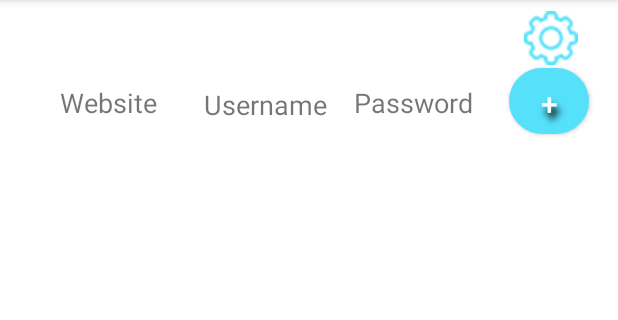
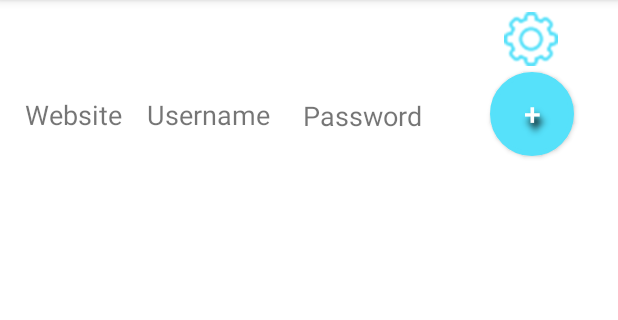
Before and after one commit to alexhr05/PersonalI-Information-app, an Android app: the StorageInfo screen opened directly, with no data from a screen before it, on a phone screen of 412 x 824 dp, the part 84-404 px from its top. Run offline under Robolectric (Android 15) with nearby library versions, the phone set to English and light mode, and no system bars; our stand-ins replace sdp/ssp sizes.

Commit message:
add some libraru sdp android and play with constraints

```diff
--- a/app/build.gradle
+++ b/app/build.gradle
@@ -38,4 +38,10 @@ dependencies {
     androidTestImplementation 'androidx.test.espresso:espresso-core:3.5.1'
     implementation 'androidx.recyclerview:recyclerview:1.1.0'
     implementation 'androidx.biometric:biometric:1.0.1'
+
+    //responsive design
+    implementation 'com.intuit.sdp:sdp-android:1.1.0'
+
+    //responsive design
+    implementation 'com.intuit.ssp:ssp-android:1.1.0'
 }
--- a/app/src/main/java/com/example/personalinformationapp/MainActivity.java
+++ b/app/src/main/java/com/example/personalinformationapp/MainActivity.java
@@ -32,7 +32,7 @@ public class MainActivity extends AppCompatActivity {
     BiometricPrompt.PromptInfo promptInfo;
     ConstraintLayout constraintLayout;
     EditText pinStandard;
-    TextView textViewAttempt;
+    TextView textViewAttempt, txtTitleForPIN;
     Button btnLogin, btnShowFingerPrint;
     String pinString;
     int pin;
@@ -50,6 +50,7 @@ public class MainActivity extends AppCompatActivity {
 
         pinStandard =  (EditText) findViewById(R.id.editTextPin);
         textViewAttempt = findViewById(R.id.textViewAttempt);
+        txtTitleForPIN = findViewById(R.id.txtTitleForPIN);
 
         btnLogin = findViewById(R.id.btnEnter);
         btnShowFingerPrint = findViewById(R.id.btnShowFingerPrint);
@@ -111,7 +112,7 @@ public class MainActivity extends AppCompatActivity {
 
             textViewAttempt.setTextColor(ContextCompat.getColor(this, R.color.white));
             pinStandard.setTextColor(ContextCompat.getColor(this, R.color.white));
-
+            txtTitleForPIN.setTextColor(ContextCompat.getColor(this, R.color.white));
 
 
 
--- a/app/src/main/res/drawable/buttonshape.xml
+++ b/app/src/main/res/drawable/buttonshape.xml
@@ -4,7 +4,7 @@
         android:radius="50dp"
         />
     <gradient
-        android:angle="7"
+        android:angle="45"
         android:centerX="47%"
         android:centerColor="#5262A8"
         android:startColor="#99D9EA"
--- a/app/src/main/res/layout/about_author.xml
+++ b/app/src/main/res/layout/about_author.xml
@@ -1,5 +1,5 @@
 <?xml version="1.0" encoding="utf-8"?>
-<RelativeLayout xmlns:android="http://schemas.android.com/apk/res/android"
+<androidx.constraintlayout.widget.ConstraintLayout xmlns:android="http://schemas.android.com/apk/res/android"
     xmlns:app="http://schemas.android.com/apk/res-auto"
     xmlns:tools="http://schemas.android.com/tools"
     android:layout_width="match_parent"
@@ -70,4 +70,4 @@
         app:layout_constraintEnd_toEndOf="parent"
         app:layout_constraintTop_toTopOf="parent" />
 
-</RelativeLayout>
+</androidx.constraintlayout.widget.ConstraintLayout>
--- a/app/src/main/res/layout/activity_main.xml
+++ b/app/src/main/res/layout/activity_main.xml
@@ -76,6 +76,7 @@
         android:layout_alignParentTop="true"
         android:layout_centerInParent="true"
         android:layout_marginTop="28dp"
+        android:layout_marginEnd="8dp"
         app:layout_constraintEnd_toEndOf="@id/guidelineErrorFieldEND3"
         app:layout_constraintTop_toBottomOf="@+id/editTextPin" />
 
@@ -97,8 +98,7 @@
         android:layout_width="wrap_content"
         android:layout_height="wrap_content"
         android:orientation="vertical"
-        app:layout_constraintGuide_percent="0.25"
-         />
+        app:layout_constraintGuide_percent="0.26" />
 
     <androidx.constraintlayout.widget.Guideline
         android:id="@+id/guidelinePINFIELD2"
--- a/app/src/main/res/layout/saved_information.xml
+++ b/app/src/main/res/layout/saved_information.xml
@@ -1,5 +1,5 @@
 <?xml version="1.0" encoding="utf-8"?>
-<RelativeLayout xmlns:android="http://schemas.android.com/apk/res/android"
+<androidx.constraintlayout.widget.ConstraintLayout xmlns:android="http://schemas.android.com/apk/res/android"
     xmlns:app="http://schemas.android.com/apk/res-auto"
     xmlns:tools="http://schemas.android.com/tools"
     android:layout_width="match_parent"
@@ -9,15 +9,14 @@
 
     <Button
         android:id="@+id/btnAddNewInformation"
-        android:layout_width="53dp"
-        android:layout_height="44dp"
+        android:layout_width="@dimen/_43sdp"
+        android:layout_height="@dimen/_43ssp"
         android:layout_alignParentStart="true"
         android:layout_alignParentTop="true"
         android:layout_centerInParent="true"
-        android:layout_marginStart="339dp"
-        android:layout_marginTop="45dp"
+        android:layout_marginTop="32dp"
         android:layout_marginEnd="4dp"
-        android:layout_marginBottom="644dp"
+        android:layout_marginBottom="8dp"
         android:background="@drawable/buttonshape"
         android:shadowColor="#000000"
         android:shadowDx="3"
@@ -26,8 +25,12 @@
         android:text="+"
         android:textColor="#FFFFFF"
         android:textSize="20sp"
-        app:layout_constraintBottom_toBottomOf="parent"
-        app:layout_constraintEnd_toEndOf="parent" />
+        app:layout_constraintBottom_toTopOf="@+id/item_view"
+        app:layout_constraintEnd_toEndOf="parent"
+        app:layout_constraintHorizontal_bias="0.621"
+        app:layout_constraintStart_toEndOf="@+id/txtPasswordTitle"
+        app:layout_constraintTop_toTopOf="parent"
+        app:layout_constraintVertical_bias="0.368" />
 
     <Button
         android:id="@+id/btnSettings"
@@ -36,10 +39,8 @@
         android:layout_alignParentStart="true"
         android:layout_alignParentTop="true"
         android:layout_centerInParent="true"
-        android:layout_marginStart="349dp"
-        android:layout_marginTop="7dp"
-        android:layout_marginEnd="12dp"
-        android:layout_marginBottom="694dp"
+        android:layout_marginEnd="16dp"
+        android:layout_marginBottom="4dp"
         android:background="@drawable/settings"
         android:shadowColor="#000000"
         android:shadowDx="3"
@@ -47,22 +48,29 @@
         android:shadowRadius="6"
         android:textColor="#FFFFFF"
         android:textSize="15sp"
-        app:layout_constraintBottom_toBottomOf="parent"
-        app:layout_constraintEnd_toEndOf="parent" />
+        app:layout_constraintBottom_toTopOf="@+id/btnAddNewInformation"
+        app:layout_constraintEnd_toEndOf="parent"
+        app:layout_constraintHorizontal_bias="0.675"
+        app:layout_constraintStart_toEndOf="@+id/txtPasswordTitle"
+        app:layout_constraintTop_toTopOf="parent"
+        app:layout_constraintVertical_bias="1.0" />
 
     <TextView
         android:id="@+id/txtWebsiteTitle"
         android:layout_width="wrap_content"
         android:layout_height="wrap_content"
-        android:layout_marginStart="40dp"
-        android:layout_marginTop="56dp"
         android:layout_alignParentStart="true"
         android:layout_alignParentTop="true"
         android:layout_centerInParent="true"
+        android:layout_marginTop="52dp"
         android:text="Website"
         android:textSize="18dp"
+        app:layout_constraintBottom_toTopOf="@+id/item_view"
+        app:layout_constraintEnd_toEndOf="parent"
+        app:layout_constraintHorizontal_bias="0.048"
         app:layout_constraintStart_toStartOf="parent"
-        app:layout_constraintTop_toTopOf="parent" />
+        app:layout_constraintTop_toTopOf="parent"
+        app:layout_constraintVertical_bias="0.19" />
 
     <TextView
         android:id="@+id/txtUserNameTitle"
@@ -71,34 +79,42 @@
         android:layout_alignParentStart="true"
         android:layout_alignParentTop="true"
         android:layout_centerInParent="true"
-        android:layout_marginStart="136dp"
-        android:layout_marginTop="57dp"
+        android:layout_marginStart="8dp"
+        android:layout_marginTop="64dp"
         android:text="Username"
         android:textSize="18dp"
-        app:layout_constraintStart_toStartOf="parent"
+        app:layout_constraintEnd_toEndOf="parent"
+        app:layout_constraintHorizontal_bias="0.036"
+        app:layout_constraintStart_toEndOf="@+id/txtWebsiteTitle"
         app:layout_constraintTop_toTopOf="parent" />
 
     <TextView
         android:id="@+id/txtPasswordTitle"
-        android:layout_width="103dp"
-        android:layout_height="wrap_content"
+        android:layout_width="84dp"
+        android:layout_height="23dp"
         android:layout_alignParentStart="true"
         android:layout_alignParentTop="true"
         android:layout_centerInParent="true"
-        android:layout_marginStart="236dp"
-        android:layout_marginLeft="69dp"
-        android:layout_marginTop="56dp"
-        android:layout_marginEnd="72dp"
+        android:layout_marginTop="52dp"
         android:text="Password"
-        android:textSize="18dp" />
+        android:textSize="18dp"
+        app:layout_constraintBottom_toTopOf="@+id/item_view"
+        app:layout_constraintEnd_toEndOf="parent"
+        app:layout_constraintHorizontal_bias="0.149"
+        app:layout_constraintStart_toEndOf="@+id/txtUserNameTitle"
+        app:layout_constraintTop_toTopOf="parent"
+        app:layout_constraintVertical_bias="0.2" />
 
     <androidx.recyclerview.widget.RecyclerView
         android:id="@+id/item_view"
-        android:layout_width="402dp"
+        android:layout_width="0dp"
         android:layout_height="wrap_content"
-        android:layout_marginTop="104dp"
         android:layout_marginEnd="4dp"
+        app:layout_constraintBottom_toBottomOf="parent"
         app:layout_constraintEnd_toEndOf="parent"
-        app:layout_constraintTop_toTopOf="parent" />
+        app:layout_constraintHorizontal_bias="1.0"
+        app:layout_constraintStart_toStartOf="parent"
+        app:layout_constraintTop_toBottomOf="@+id/txtUserNameTitle"
+        app:layout_constraintVertical_bias="0.075" />
 
-</RelativeLayout>
+</androidx.constraintlayout.widget.ConstraintLayout>
--- a/app/src/main/res/layout/settings_menu.xml
+++ b/app/src/main/res/layout/settings_menu.xml
@@ -1,5 +1,5 @@
 <?xml version="1.0" encoding="utf-8"?>
-<RelativeLayout xmlns:android="http://schemas.android.com/apk/res/android"
+<androidx.constraintlayout.widget.ConstraintLayout xmlns:android="http://schemas.android.com/apk/res/android"
     xmlns:app="http://schemas.android.com/apk/res-auto"
     xmlns:tools="http://schemas.android.com/tools"
     android:layout_width="match_parent"
@@ -138,4 +138,4 @@
         app:layout_constraintTop_toTopOf="parent"
         app:srcCompat="@drawable/fingerprint_black" />
 
-</RelativeLayout>
+</androidx.constraintlayout.widget.ConstraintLayout>
```
Also changed, not shown: app/src/main/res/layout/adding_new_information.xml (+22 -17 lines), app/src/main/res/layout/information_view.xml (+40 -17 lines).
